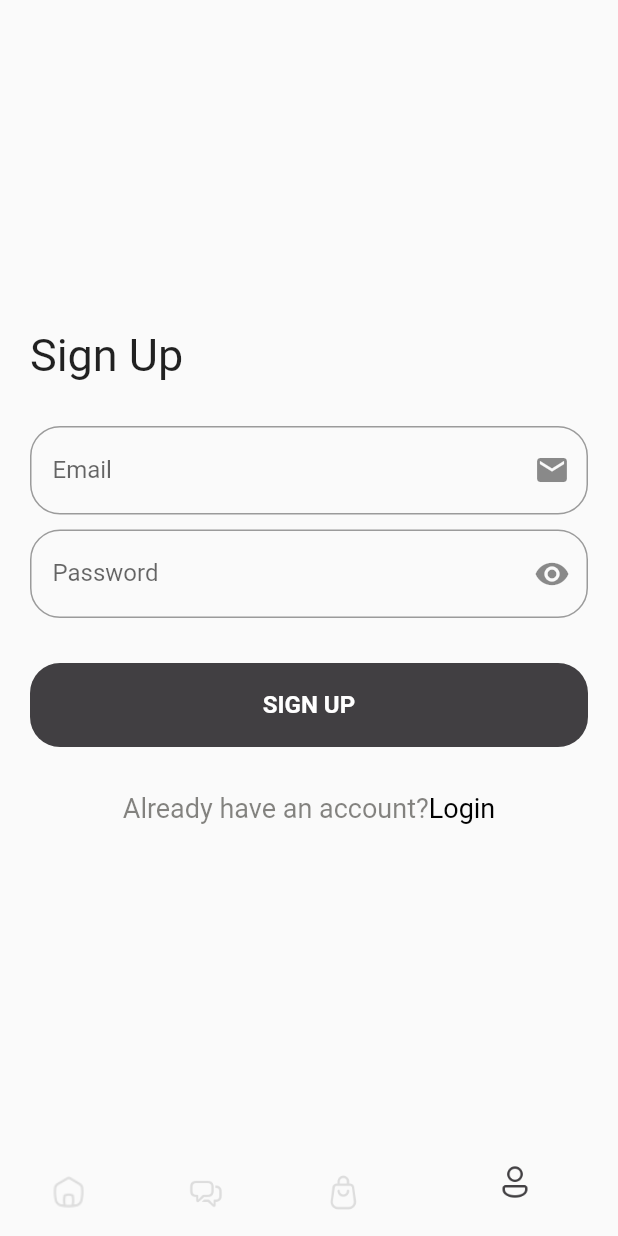
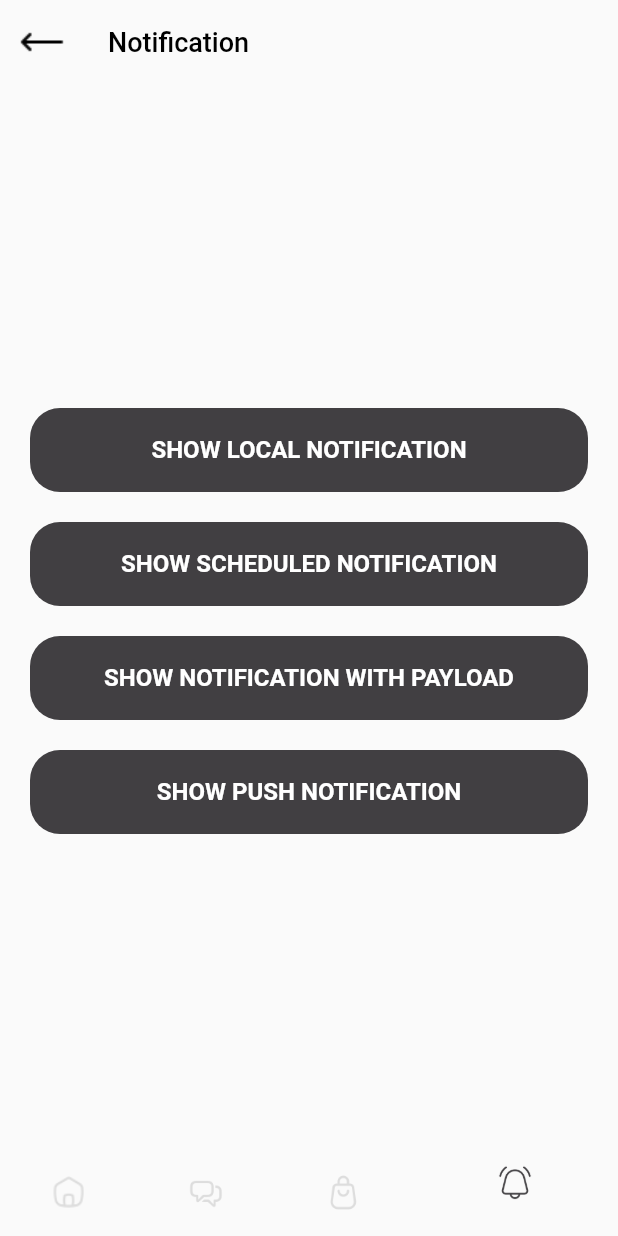
Before and after one commit to tientran01/bloc, a Flutter app: the MainScreen screen opened by its route, item 4 of the bottom bar chosen, on a phone screen of 412 x 824 dp. Run offline on Flutter 3.47's test engine with Material 2 defaults, Android fonts, the phone set to English and light mode, and no system bars; our stand-ins replace carousel_slider, dio, equatable, firebase_auth, firebase_core, firebase_messaging and 11 more; missing offline and left inert: flutter_facebook_auth; accounts and stored records are empty.

Commit message:
add local notification

```diff
--- a/lib/main.dart
+++ b/lib/main.dart
@@ -7,11 +7,14 @@ import 'package:bloc_demo/bloc/sign_up/bloc/sign_up_bloc.dart';
 import 'package:bloc_demo/bloc/splash/bloc/splash_bloc.dart';
 import 'package:bloc_demo/bloc/verify_otp_bloc/bloc/verify_otp_bloc.dart';
 import 'package:bloc_demo/cubit/demo/demo_cubit.dart';
+import 'package:bloc_demo/helper/firebase_helper.dart';
+import 'package:bloc_demo/helper/notification_service.dart';
 import 'package:bloc_demo/modules/bloc_module.dart';
 import 'package:bloc_demo/resource/app_route_name.dart';
 import 'package:bloc_demo/router/navigation_service.dart';
 import 'package:bloc_demo/router/router_name.dart';
 import 'package:firebase_core/firebase_core.dart';
+import 'package:firebase_messaging/firebase_messaging.dart';
 import 'package:flutter/material.dart';
 import 'package:flutter_bloc/flutter_bloc.dart';
 import 'package:flutter_easyloading/flutter_easyloading.dart';
@@ -23,7 +26,17 @@ final GetIt getIt = GetIt.instance;
 Future<void> main() async {
   WidgetsFlutterBinding.ensureInitialized();
   await Firebase.initializeApp();
+  // NotificationService.shared.init();
   BlocModule.provider();
+  FirebaseHelper.shared.registerNotification();
+  FirebaseMessaging.onMessage.listen((RemoteMessage message) {
+    print('Got a message whilst in the foreground!');
+    print('Message data: ${message.data}');
+
+    if (message.notification != null) {
+      print('Message also contained a notification: ${message.notification}');
+    }
+  });
   runApp(
     MultiBlocProvider(
       providers: [
@@ -37,7 +50,6 @@ Future<void> main() async {
         BlocProvider(create: (_) => PhoneAuthBloc()),
         BlocProvider(create: (_) => VerifyOtpBloc()),
         BlocProvider(create: (_) => ForgetPasswordBloc()),
-
       ],
       child: const MyApp(),
     ),
--- a/lib/pages/auth/login_screen.dart
+++ b/lib/pages/auth/login_screen.dart
@@ -38,6 +38,7 @@ class _LoginScreenState extends State<LoginScreen> {
       body: BlocBuilder<LoginBloc, LoginState>(
         builder: (_, state) {
           return Center(
+            child: SingleChildScrollView(
               child: Padding(
                 padding: const EdgeInsets.symmetric(horizontal: 20.0),
                 child: Form(
@@ -46,6 +47,7 @@ class _LoginScreenState extends State<LoginScreen> {
                     mainAxisAlignment: MainAxisAlignment.center,
                     crossAxisAlignment: CrossAxisAlignment.start,
                     children: [
+                      SizedBox(height: Constants.size30),
                       const Text(
                         AppStrings.login,
                         style: TextStyle(fontSize: 25.0, color: Colors.black),
@@ -58,7 +60,8 @@ class _LoginScreenState extends State<LoginScreen> {
                         hintText: AppStrings.emailInput,
                         suffixIcon: const Icon(Icons.email),
                         onChanged: (email) => getIt.get<LoginBloc>().add(
-                            GetEmailAndPasswordFormTextFieldEvent(email: email),
+                              GetEmailAndPasswordFormTextFieldEvent(
+                                  email: email),
                             ),
                       ),
                       SizedBox(height: Constants.size10),
@@ -135,6 +138,7 @@ class _LoginScreenState extends State<LoginScreen> {
                   ),
                 ),
               ),
+            ),
           );
         },
       ),
--- a/lib/pages/main_screen.dart
+++ b/lib/pages/main_screen.dart
@@ -1,6 +1,6 @@
-import 'package:bloc_demo/pages/auth/sign_up_screen.dart';
 import 'package:bloc_demo/pages/chat/chat_screen.dart';
 import 'package:bloc_demo/pages/home/home_screen.dart';
+import 'package:bloc_demo/pages/notification/notification_screen.dart';
 import 'package:bloc_demo/pages/shopping/shopping_screen.dart';
 import 'package:bloc_demo/resource/app_color.dart';
 import 'package:bloc_demo/resource/app_resource.dart';
@@ -21,7 +21,7 @@ class _MainScreenState extends State<MainScreen> {
     const HomeScreen(),
     const ChatScreen(),
     const ShoppingScreen(),
-    SignUpScreen()
+    const NotificationScreen()
   ];
   @override
   Widget build(BuildContext context) {
@@ -47,7 +47,7 @@ class _MainScreenState extends State<MainScreen> {
             index: 2,
           ),
           bottomNavigationBarItem(
-            iconPath: AppResource.profile,
+            iconPath: AppResource.notification,
             index: 3,
           ),
         ],
@@ -69,8 +69,10 @@ class _MainScreenState extends State<MainScreen> {
       );
 
   void _onTapItem(int index) {
-    setState(() {
-      selectIndex = index;
-    });
+    setState(
+      () {
+        selectIndex = index;
+      },
+    );
   }
 }
--- /dev/null
+++ b/lib/pages/notification/notification_screen.dart
@@ -0,0 +1,66 @@
+import 'package:bloc_demo/component/custom_app_bar.dart';
+import 'package:bloc_demo/component/custom_button.dart';
+import 'package:bloc_demo/helper/notification_service.dart';
+import 'package:bloc_demo/resource/app_route_name.dart';
+import 'package:bloc_demo/resource/app_strings.dart';
+import 'package:bloc_demo/resource/constants.dart';
+import 'package:flutter/material.dart';
+
+class NotificationScreen extends StatelessWidget {
+  const NotificationScreen({Key? key}) : super(key: key);
+
+  @override
+  Widget build(BuildContext context) {
+    return Scaffold(
+      appBar: const CustomAppBar(
+        title: AppStrings.notification,
+      ),
+      body: Padding(
+        padding: EdgeInsets.symmetric(horizontal: Constants.size20),
+        child: Column(
+          mainAxisAlignment: MainAxisAlignment.center,
+          children: [
+            CustomButton(
+              text: AppStrings.showLocalNotification,
+              onTap: () {
+                NotificationService.shared.showNotification(
+                  id: 0,
+                  title: AppStrings.localNotificationTitle,
+                  body: AppStrings.localNotificationBody,
+                );
+              },
+            ),
+            SizedBox(height: Constants.size20),
+            CustomButton(
+              text: AppStrings.showScheduledNotification,
+              onTap: () {
+                NotificationService.shared.showScheduledNotification(
+                  id: 1,
+                  title: AppStrings.localNotificationTitle,
+                  body: AppStrings.localNotificationBody,
+                );
+              },
+            ),
+            SizedBox(height: Constants.size20),
+            CustomButton(
+              text: AppStrings.showNotificationWithPayload,
+              onTap: () {
+                NotificationService.shared.showNotificationWithPayload(
+                  id: 2,
+                  title: AppStrings.localNotificationTitle,
+                  body: AppStrings.localNotificationBody,
+                  payload: AppRouteName.home,
+                );
+              },
+            ),
+            SizedBox(height: Constants.size20),
+            CustomButton(
+              text: AppStrings.showPushNotification,
+              onTap: () {},
+            ),
+          ],
+        ),
+      ),
+    );
+  }
+}
--- a/lib/resource/app_resource.dart
+++ b/lib/resource/app_resource.dart
@@ -26,4 +26,5 @@ class AppResource {
   static String home = '${baseIconPath}ic_home.png';
   static String shoppingBag = '${baseIconPath}ic_shopping_bag.png';
   static String chat = '${baseIconPath}ic_chat.png';
+  static String notification = '${baseIconPath}ic_notification.png';
 }
--- a/lib/resource/app_route_name.dart
+++ b/lib/resource/app_route_name.dart
@@ -18,4 +18,5 @@ class AppRouteName {
   static const String chat = "/chat";
   static const String shopping = "/shopping";
   static const String detaiProduct = "detail_product";
+  static const String notification = "/notification";
 }
--- a/lib/resource/app_strings.dart
+++ b/lib/resource/app_strings.dart
@@ -59,4 +59,20 @@ class AppStrings {
   static const String shopping = "Shopping";
   static const String category = "Category";
   static const String detailProduct = "Detail product";
+  static const String notification = "Notification";
+  static const String channelDescription = "Channel Description";
+  static const String channelId = "Channel Id";
+  static const String channelName = "Channel Name";
+  static const String showLocalNotification = "Show Local Notification";
+  static const String showScheduledNotification = "Show Scheduled Notification";
+  static const String showNotificationWithPayload =
+      "Show Notification With Payload";
+  static const String showPushNotification = "Show Push Notification";
+  static const String localNotificationTitle = "Bloc Demo";
+  static const String localNotificationBody = "Local Notification Body";
+  static const String grantedPermission = "User granted permission";
+  static const String grantedProvisionalPermission =
+      "User granted provisional permission";
+  static const String notAcceptedPermission =
+      "User declined or has not accepted permission";
 }
--- a/lib/router/router_name.dart
+++ b/lib/router/router_name.dart
@@ -15,6 +15,7 @@ import 'package:bloc_demo/pages/home/show_user_screen.dart';
 import 'package:bloc_demo/pages/auth/profile_screen.dart';
 import 'package:bloc_demo/pages/auth/splash/splash_screen.dart';
 import 'package:bloc_demo/pages/main_screen.dart';
+import 'package:bloc_demo/pages/notification/notification_screen.dart';
 import 'package:bloc_demo/pages/product/detail_product_screen.dart';
 import 'package:bloc_demo/pages/shopping/shopping_screen.dart';
 import 'package:bloc_demo/resource/app_route_name.dart';
@@ -41,6 +42,7 @@ class RouteName {
     AppRouteName.showUser: (BuildContext context) => const ShowUserScreen(),
     AppRouteName.chat: (BuildContext context) => const ChatScreen(),
     AppRouteName.shopping: (BuildContext context) => const ShoppingScreen(),
-    AppRouteName.detaiProduct: (BuildContext context) => const DetailProductScreen()
+    AppRouteName.detaiProduct: (BuildContext context) => const DetailProductScreen(),
+    AppRouteName.notification: (BuildContext context) => const NotificationScreen()
   };
 }
```
Also changed, not shown: lib/helper/firebase_helper.dart (+28 -7 lines), lib/helper/notification_service.dart (added, +134 -0 lines), pubspec.yaml (+6 -2 lines), assets/icons/ic_notification.png (added), pubspec.lock, 8 other files. Lines whose indentation alone changed are shown as unchanged.
